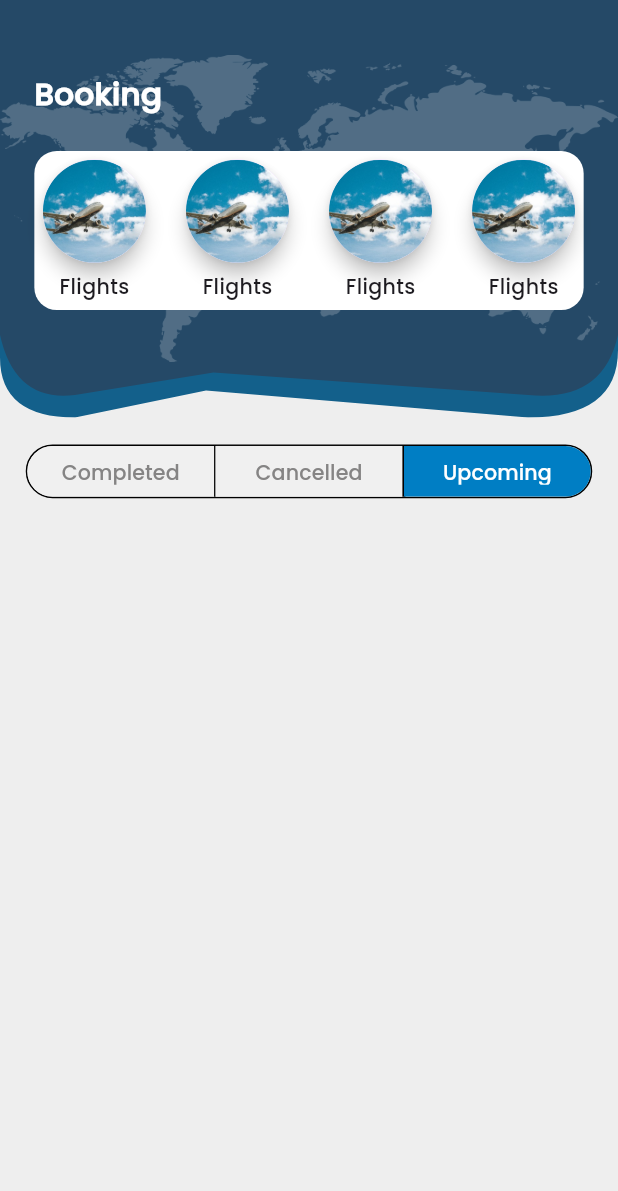
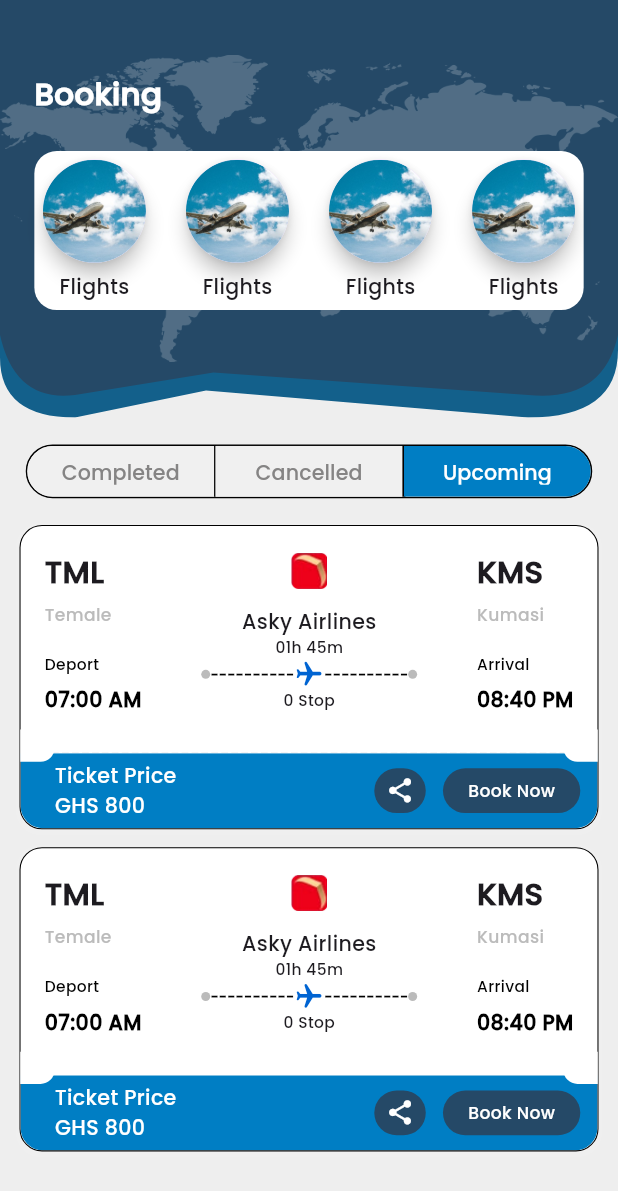
Before and after one commit to dibindasky/myairdeal, a Flutter app: the ScreenBookings screen opened by its route, after a tap on "Cancelled", after a tap on "Upcoming", on a phone screen of 412 x 824 dp. Shown: the top 1191 px of the screen. Run offline on Flutter 3.47's test engine with Material 3 defaults, Android fonts, the light colour scheme and no system bars; our stand-ins replace curved_labeled_navigation_bar, easy_date_timeline, flutter_screenutil, get, iconsax, intl_phone_number_input and 2 more.

Commit message:
adedd booking pages

```diff
--- a/lib/application/presentation/screens/bookings/bookings_screen.dart
+++ b/lib/application/presentation/screens/bookings/bookings_screen.dart
@@ -60,7 +60,22 @@
                 ),
               );
             } else {
-              return Container();
+              return Padding(
+                padding: const EdgeInsets.symmetric(horizontal: 13),
+                child: ListView.separated(
+                  padding: EdgeInsets.zero,
+                  separatorBuilder: (context, index) => kHeight10,
+                  physics: const NeverScrollableScrollPhysics(),
+                  itemCount: 2,
+                  shrinkWrap: true,
+                  itemBuilder: (context, index) => GestureDetector(
+                    onTap: () => Get.toNamed(Routes.invoice),
+                    child: FlightTicketCard(
+                      onTap: () => Get.toNamed(Routes.flightDetail),
+                    ),
+                  ),
+                ),
+              );
             }
           }),
         ],
--- a/lib/application/presentation/widgets/dotted_line.dart
+++ b/lib/application/presentation/widgets/dotted_line.dart
@@ -6,14 +6,16 @@
   const DottedLines({
     super.key,
     this.length = 500,
+    this.height = 8,
   });
 
   final int length;
+  final double height;
 
   @override
   Widget build(BuildContext context) {
     return SizedBox(
-      height: 8.h,
+      height: height.h,
       child: ListView.builder(
         scrollDirection: Axis.horizontal,
         physics: const BouncingScrollPhysics(),
--- a/lib/application/presentation/widgets/flight_ticket_card/flight_ticket_card.dart
+++ b/lib/application/presentation/widgets/flight_ticket_card/flight_ticket_card.dart
@@ -8,6 +8,7 @@
 import 'package:myairdeal/application/presentation/utils/constants.dart';
 import 'package:myairdeal/application/presentation/widgets/dotted_line.dart';
 import 'package:myairdeal/application/presentation/widgets/event_button.dart';
+import 'package:myairdeal/application/presentation/widgets/event_icon_button.dart';
 import 'package:myairdeal/application/presentation/widgets/flight_ticket_card/widgets/booking_canceled_tile_center_items.dart';
 import 'package:myairdeal/application/presentation/widgets/flight_ticket_card/widgets/card_side_items.dart';
 import 'package:myairdeal/application/presentation/widgets/flight_ticket_card/widgets/normal_center_items.dart';
@@ -32,7 +33,9 @@
               width: .7,
               color: bookingController.selectedBookingTab.value == 1
                   ? kRedLight.withOpacity(.9)
-                      : kBlack)),
+                  : kBlack,
+            ),
+          ),
           child: Column(
             crossAxisAlignment: CrossAxisAlignment.stretch,
             children: [
@@ -47,7 +50,7 @@
                       from: 'Deport',
                       time: '07:00 AM',
                     ),
-                    bookingController.selectedBookingTab.value == 1
+                    bookingController.selectedBookingTab.value != 2
                         ? const BookingCancelledTabcenterItems()
                         : const NormalCenterItems(),
                     const CardSideItems(
@@ -85,14 +88,29 @@
                         : Row(
                             children: [
                               kWidth20,
-                              const Text(
+                              Text(
                                 'Ticket Price\nGHS 800',
                                 style: TextStyle(
                                   color: kWhite,
-                                  fontSize: 16,
+                                  fontSize: 12.sp,
                                 ),
                               ),
                               const Spacer(),
+                              bookingController.selectedBookingTab.value == 2
+                                  ? EventIconButton(
+                                      borderRadius: 60,
+                                      hieght: 25.h,
+                                      width: 30.w,
+                                      color: kIndigo,
+                                      prefixIcon: Icon(
+                                        Icons.share,
+                                        size: 17.w,
+                                        color: kWhite,
+                                      ),
+                                      onTap: () {},
+                                    )
+                                  : kEmpty,
+                              kWidth10,
                               EventButton(
                                 fontSize: 10.sp,
                                 width: 80.w,
```
Lines whose indentation alone changed are shown as unchanged.
